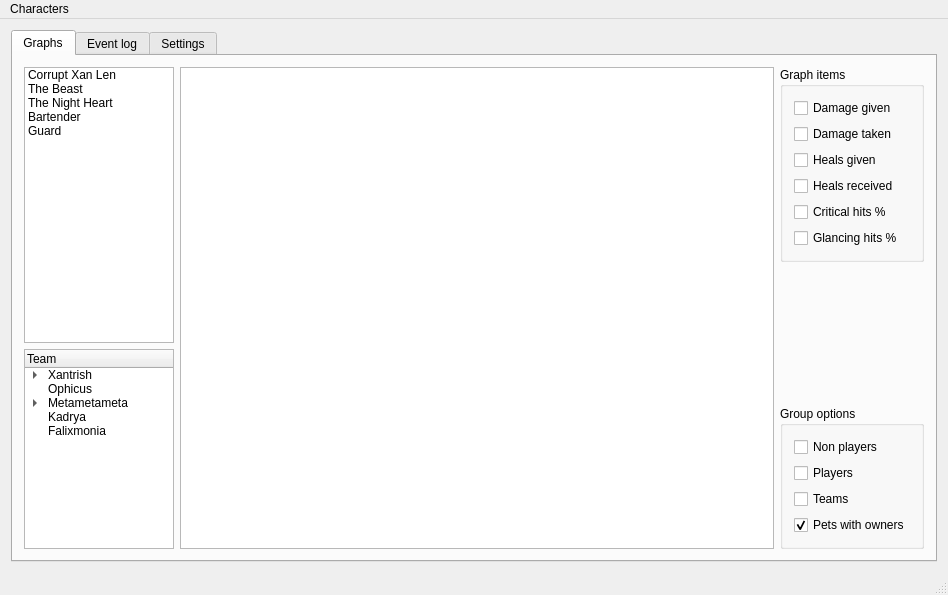
Before: the Qt Designer form mainwindow.ui in Coolbeer/AOLogger, drawn with Qt 5.
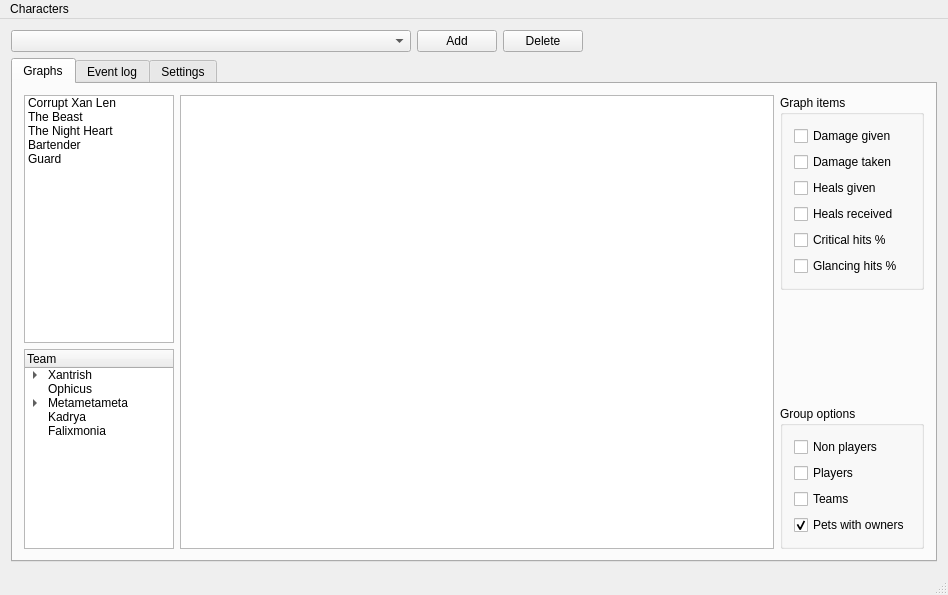
After: the same form once the commit is applied.

Commit message: Added Toon selection drop down and add toon dialog. Does not add toon to settings yet.

Patch:
```diff
--- a/mainwindow.ui
+++ b/mainwindow.ui
@@ -14,7 +14,48 @@
    <string>AO Logger - PlayerName</string>
   </property>
   <widget class="QWidget" name="centralWidget">
-   <layout class="QHBoxLayout" name="horizontalLayout">
+   <layout class="QVBoxLayout" name="verticalLayout_4">
+    <item>
+     <layout class="QHBoxLayout" name="horizontalLayout">
+      <item>
+       <widget class="QComboBox" name="comboBox">
+        <property name="minimumSize">
+         <size>
+          <width>400</width>
+          <height>0</height>
+         </size>
+        </property>
+       </widget>
+      </item>
+      <item>
+       <widget class="QPushButton" name="addToon">
+        <property name="text">
+         <string>Add</string>
+        </property>
+       </widget>
+      </item>
+      <item>
+       <widget class="QPushButton" name="deleteToon">
+        <property name="text">
+         <string>Delete</string>
+        </property>
+       </widget>
+      </item>
+      <item>
+       <spacer name="horizontalSpacer_2">
+        <property name="orientation">
+         <enum>Qt::Horizontal</enum>
+        </property>
+        <property name="sizeHint" stdset="0">
+         <size>
+          <width>40</width>
+          <height>20</height>
+         </size>
+        </property>
+       </spacer>
+      </item>
+     </layout>
+    </item>
     <item>
      <widget class="QTabWidget" name="tabWidget">
       <property name="currentIndex">
```
The commit also changes 6 other files.
